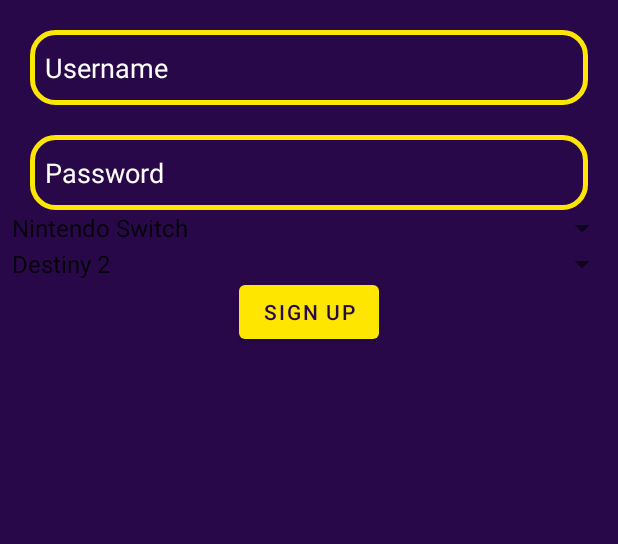
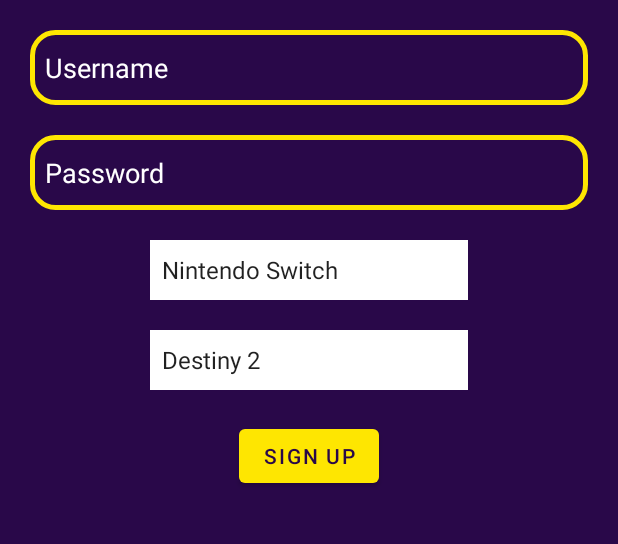
Before and after one commit to ColeGarboski/LFGG, an Android app: the SignUp screen opened directly, with no data from a screen before it, after a tap on "SIGN UP", on a phone screen of 412 x 824 dp, the part 474-1018 px from its top. Run offline under Robolectric (Android 15) with nearby library versions, the phone set to English and light mode, and no system bars; our stand-ins replace Firebase (no records; nobody signed in at launch, a user with empty details on screens opened directly).

```diff
--- a/app/src/main/java/com/example/lfgg/SignUp.kt
+++ b/app/src/main/java/com/example/lfgg/SignUp.kt
@@ -52,9 +52,6 @@ class SignUp : AppCompatActivity() {
     }
 
     private fun signUp(user: String, email: String, password: String, platform: String, game: String){
-        // Retrieve selected platform and game
-        val platform = spnPlatform.selectedItem.toString()
-        val game = spnGames.selectedItem.toString()
 
         // Creating user logic
         mAuth.createUserWithEmailAndPassword(email, password)
--- a/app/src/main/res/layout/activity_sign_up.xml
+++ b/app/src/main/res/layout/activity_sign_up.xml
@@ -61,22 +61,30 @@
     <Spinner
         android:id="@+id/spn_platform"
         android:layout_width="match_parent"
-        android:layout_height="wrap_content"
+        android:layout_height="40dp"
         android:layout_below="@+id/edt_password"
+        android:layout_marginTop="20dp"
+        android:layout_marginLeft="100dp"
+        android:layout_marginRight="100dp"
+        android:background="@color/cardview_light_background"
         android:entries="@array/platformsArray" />
 
     <Spinner
         android:id="@+id/spn_games"
         android:layout_width="match_parent"
-        android:layout_height="wrap_content"
+        android:layout_height="40dp"
         android:layout_below="@+id/spn_platform"
+        android:layout_marginTop="20dp"
+        android:layout_marginLeft="100dp"
+        android:layout_marginRight="100dp"
+        android:background="@color/cardview_light_background"
         android:entries="@array/gameTitlesArray" />
 
     <Button
         android:id="@+id/btnSignup"
         android:layout_width="wrap_content"
         android:layout_height="wrap_content"
-        android:layout_below="@+id/spn_platform"
+        android:layout_below="@+id/spn_games"
         android:text="Sign Up"
         android:layout_marginTop="20dp"
         android:layout_centerHorizontal="true">
--- a/app/src/main/res/values/games.xml
+++ b/app/src/main/res/values/games.xml
@@ -5,9 +5,11 @@
         <item>Warzone</item>
         <item>ChowNow</item>
         <item>Elden Ring</item>
+        <item>YARL</item>
         <item>Risk of Rain</item>
         <item>CyberPunk 2077</item>
         <item>The Sims 4</item>
+        <item>Pullrope 2</item>
         <item>Rimworld</item>
         <item>Taco Bell Simulator</item>
     </string-array>
```
Also changed, not shown: app/src/main/java/com/example/lfgg/MainActivity.kt (+44 -17 lines).
